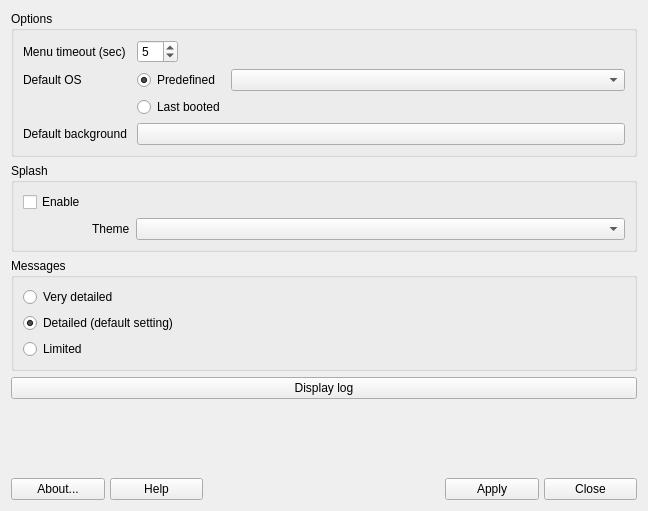
Before: the Qt Designer form mainwindow.ui in AdrianTM/mx-boot-options, drawn with Qt 5.
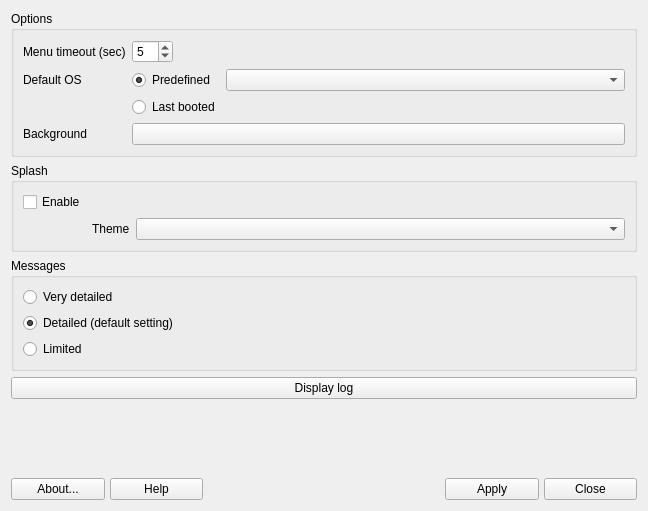
After: the same form once the commit is applied. Icons and pictures are not drawn.

What changed in the file:
```diff
--- a/mainwindow.ui
+++ b/mainwindow.ui
@@ -27,7 +27,7 @@
       <item row="3" column="0">
        <widget class="QLabel" name="label_bg_image">
         <property name="text">
-         <string>Default background </string>
+         <string>Background</string>
         </property>
        </widget>
       </item>
```
Left out of the diff: 3 changed lines with no effect on the pictures.
